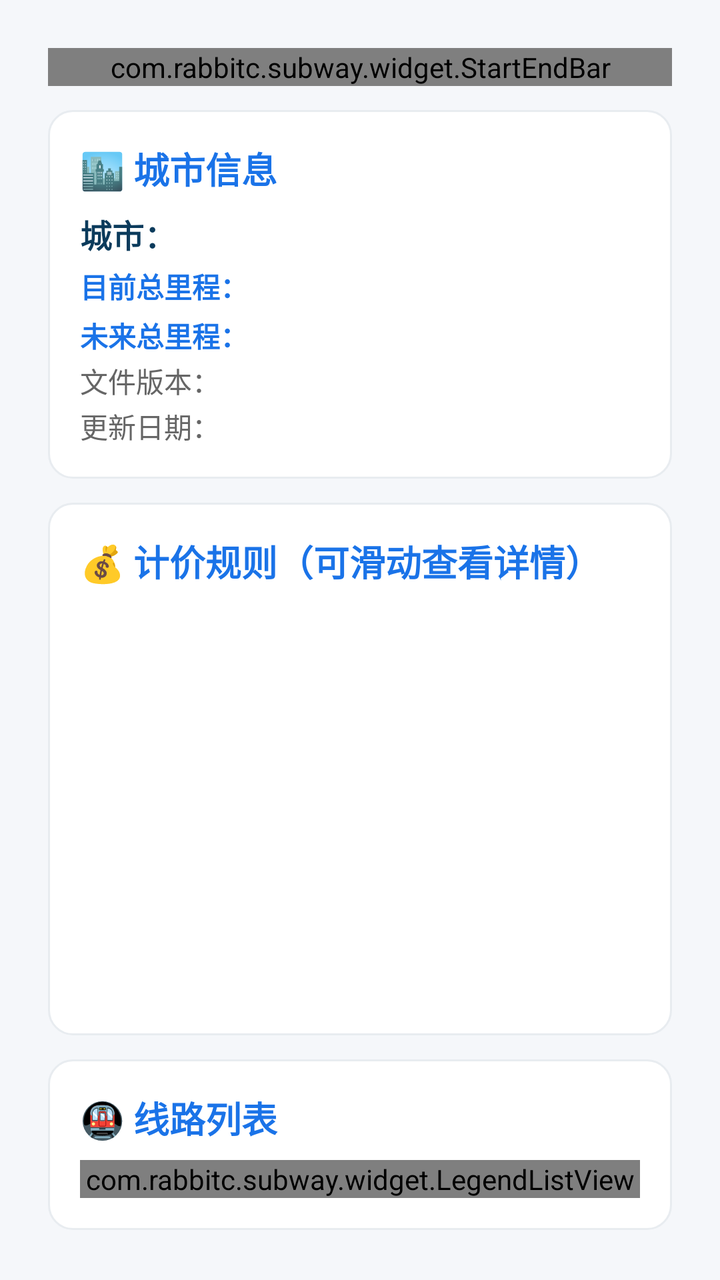
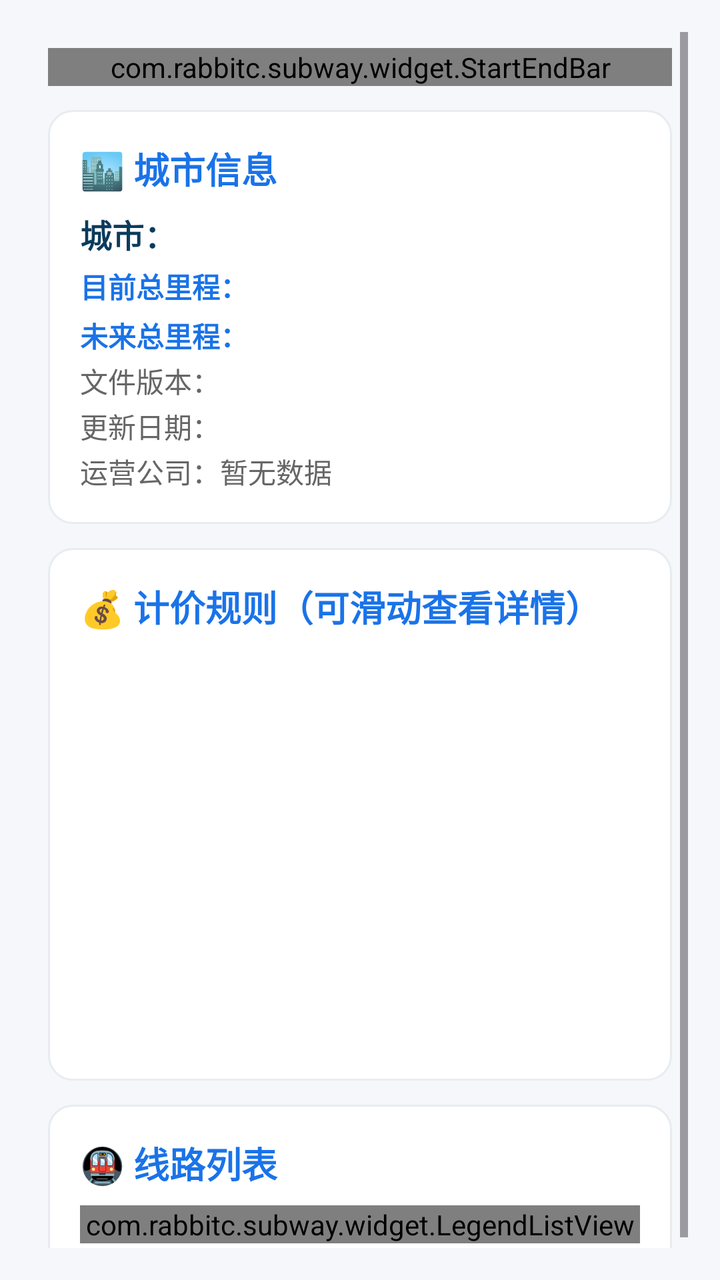

Screens rendered from an Android XML layout before and after an edit, with the pre-edit source and the edit as a unified diff.
<!-- AndroidManifest.xml: application theme Theme.Subway -->
<!-- res/layout/activity_city_info.xml -->
<?xml version="1.0" encoding="utf-8"?>
<ScrollView xmlns:android="http://schemas.android.com/apk/res/android"
    xmlns:app="http://schemas.android.com/apk/res-auto"
    xmlns:tools="http://schemas.android.com/tools"
    android:layout_width="match_parent"
    android:layout_height="match_parent"
    android:background="#F5F7FA"
    android:padding="16dp"
    android:fitsSystemWindows="true"
    android:fillViewport="true">
    <LinearLayout
        android:layout_width="match_parent"
        android:layout_height="wrap_content"
        android:orientation="vertical"
        android:padding="8dp"
        tools:ignore="HardcodedText">

        
        <LinearLayout
            android:layout_width="match_parent"
            android:layout_height="wrap_content"
            android:orientation="vertical"
            android:background="@drawable/bg_rounded_card">

            <com.rabbitc.subway.widget.StartEndBar
                android:id="@+id/startEndBar"
                android:layout_width="match_parent"
                android:layout_height="wrap_content"
                app:startText="体育西路"
                app:endText="广州东站"
                app:showBackButton="true" />

        </LinearLayout>

        
        <LinearLayout
            android:layout_width="match_parent"
            android:layout_height="wrap_content"
            android:orientation="vertical"
            android:layout_marginTop="12dp"
            android:background="@drawable/bg_rounded_card">

            <LinearLayout
                android:layout_width="match_parent"
                android:layout_height="wrap_content"
                android:orientation="vertical"
                android:padding="16dp">

                <TextView
                    android:layout_width="match_parent"
                    android:layout_height="wrap_content"
                    android:layout_marginBottom="8dp"
                    android:text="🏙️ 城市信息"
                    android:textSize="18sp"
                    android:textStyle="bold"
                    android:textColor="#1A73E8" />

                <TextView
                    android:id="@+id/cityName"
                    android:layout_width="wrap_content"
                    android:layout_height="wrap_content"
                    android:text="城市："
                    android:textSize="16sp"
                    android:textStyle="bold"
                    android:textColor="#0b3b5c" />

                <TextView
                    android:id="@+id/cityTotalMileage"
                    android:layout_width="wrap_content"
                    android:layout_height="wrap_content"
                    android:layout_marginTop="4dp"
                    android:text="目前总里程："
                    android:textColor="#1A73E8"
                    android:textSize="14sp"
                    android:textStyle="bold" />

                <TextView
                    android:id="@+id/cityFutureMileage"
                    android:layout_width="wrap_content"
                    android:layout_height="wrap_content"
                    android:layout_marginTop="4dp"
                    android:text="未来总里程："
                    android:textColor="#1A73E8"
                    android:textSize="14sp"
                    android:textStyle="bold" />

                <TextView
                    android:id="@+id/cityVersion"
                    android:layout_width="wrap_content"
                    android:layout_height="wrap_content"
                    android:layout_marginTop="2dp"
                    android:text="文件版本："
                    android:textColor="#666"
                    android:textSize="14sp" />

                <TextView
                    android:id="@+id/cityUpdateDate"
                    android:layout_width="wrap_content"
                    android:layout_height="wrap_content"
                    android:layout_marginTop="2dp"
                    android:text="更新日期："
                    android:textColor="#666"
                    android:textSize="14sp" />
            </LinearLayout>
        </LinearLayout>

        
        <LinearLayout
            android:layout_width="match_parent"
            android:layout_height="wrap_content"
            android:orientation="vertical"
            android:layout_marginTop="12dp"
            android:background="@drawable/bg_rounded_card">

            <LinearLayout
                android:layout_width="match_parent"
                android:layout_height="wrap_content"
                android:orientation="vertical"

                android:padding="16dp">

                <TextView
                    android:layout_width="match_parent"
                    android:layout_height="wrap_content"
                    android:layout_marginBottom="8dp"
                    android:text="💰 计价规则（可滑动查看详情）"
                    android:textSize="18sp"
                    android:textStyle="bold"
                    android:textColor="#1A73E8" />


                <TableLayout
                    android:id="@+id/cityPriceTable"
                    android:layout_width="match_parent"
                    android:layout_height="wrap_content"
                    android:minHeight="200dp"
                    android:stretchColumns="1"
                    android:padding="8dp" />
            </LinearLayout>
        </LinearLayout>

        
        <LinearLayout
            android:layout_width="match_parent"
            android:layout_height="wrap_content"
            android:orientation="vertical"
            android:layout_marginTop="12dp"
            android:padding="16dp"
            android:background="@drawable/bg_rounded_card">

            <TextView
                android:layout_width="match_parent"
                android:layout_height="wrap_content"
                android:layout_marginBottom="8dp"
                android:text="🚇 线路列表"
                android:textSize="18sp"
                android:textStyle="bold"
                android:textColor="#1A73E8" />

            <com.rabbitc.subway.widget.LegendListView
                android:id="@+id/legendListView"
                android:layout_width="match_parent"
                android:layout_height="wrap_content" />
        </LinearLayout>
    </LinearLayout>
</ScrollView>
<!-- resources referenced by this layout -->
<resources>
  <!-- drawable bg_rounded_card (drawable) -->
  <?xml version="1.0" encoding="utf-8"?>
  <shape xmlns:android="http://schemas.android.com/apk/res/android">
      <solid android:color="#FFFFFF" />
      <corners android:radius="12dp" />
      <stroke android:width="1dp" android:color="#E8ECF0" />
  </shape>
  <style name="Theme.Subway" parent="Base.Theme.Subway" />
  <style name="Base.Theme.Subway" parent="Theme.Material3.DayNight.NoActionBar">
          <item name="android:windowLightStatusBar">true</item>
      </style>
</resources>

<!-- the commit's change to res/layout/activity_city_info.xml (unified diff, before → after) -->
@@ -101,6 +101,15 @@
                     android:text="更新日期："
                     android:textColor="#666"
                     android:textSize="14sp" />
+
+                <TextView
+                    android:id="@+id/cityOperators"
+                    android:layout_width="wrap_content"
+                    android:layout_height="wrap_content"
+                    android:layout_marginTop="2dp"
+                    android:text="运营公司：暂无数据"
+                    android:textColor="#666"
+                    android:textSize="14sp" />
             </LinearLayout>
         </LinearLayout>
 
